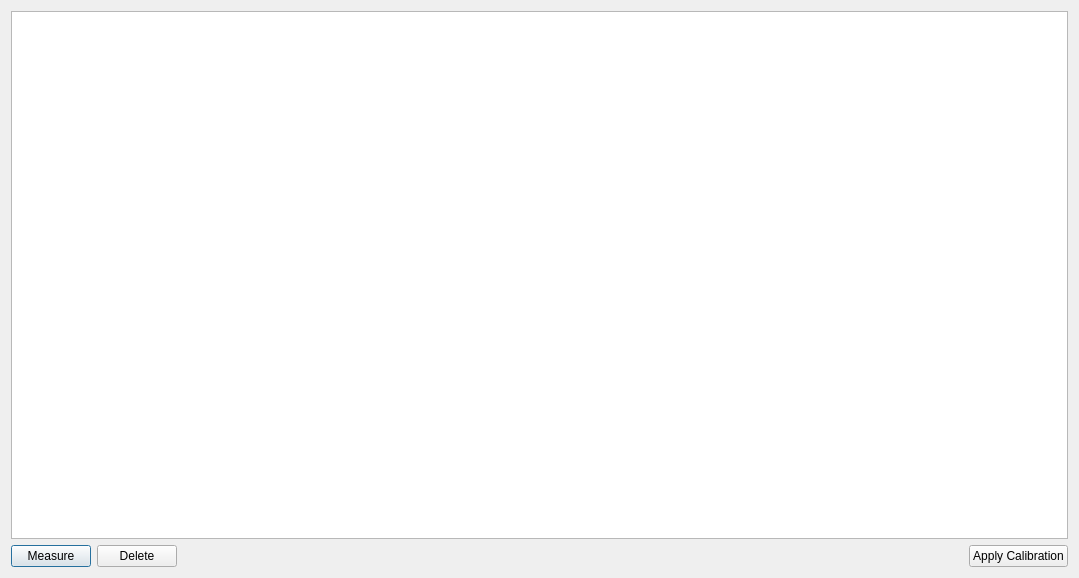
This is Software/PC_Application/Calibration/calibrationtracedialog.ui in jankae/LibreVNA as Qt 5 draws it before an edit. The edited form follows.
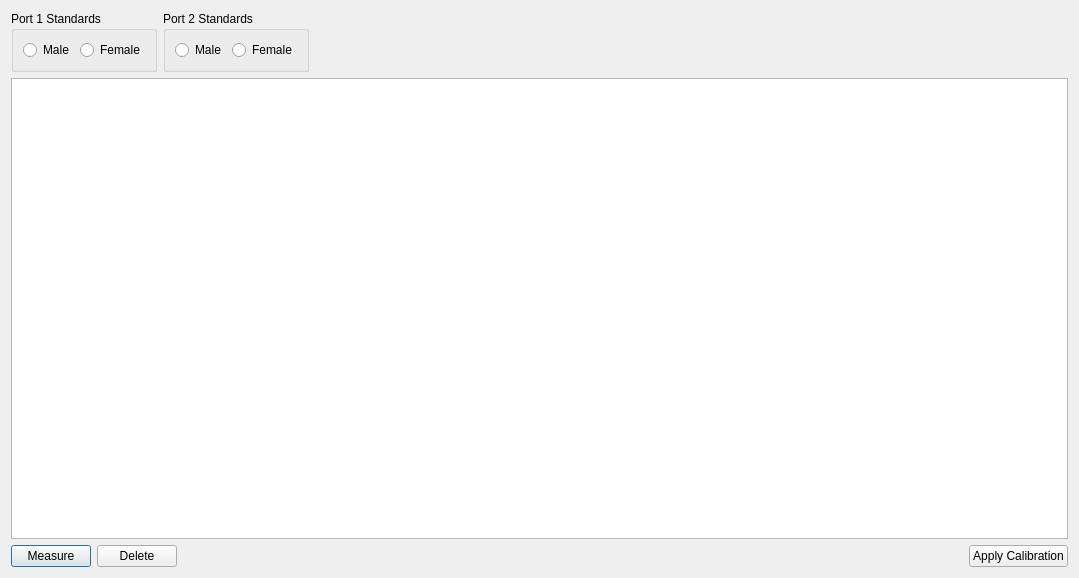
This is the edited form. Icons and pictures are not drawn.

Commit message: use json for calibration file format, allow male/female standard selection

Diff of the .ui file:
```diff
--- a/Software/PC_Application/Calibration/calibrationtracedialog.ui
+++ b/Software/PC_Application/Calibration/calibrationtracedialog.ui
@@ -16,9 +16,82 @@
   <property name="modal">
    <bool>true</bool>
   </property>
-  <layout class="QVBoxLayout" name="verticalLayout_2">
-   <item>
     <layout class="QVBoxLayout" name="verticalLayout">
+   <item>
+    <layout class="QHBoxLayout" name="horizontalLayout_4">
+     <item>
+      <widget class="QGroupBox" name="port1Standards">
+       <property name="title">
+        <string>Port 1 Standards</string>
+       </property>
+       <layout class="QHBoxLayout" name="horizontalLayout_2">
+        <item>
+         <widget class="QRadioButton" name="port1Male">
+          <property name="text">
+           <string>Male</string>
+          </property>
+          <attribute name="buttonGroup">
+           <string notr="true">port1Group</string>
+          </attribute>
+         </widget>
+        </item>
+        <item>
+         <widget class="QRadioButton" name="port1Female">
+          <property name="text">
+           <string>Female</string>
+          </property>
+          <attribute name="buttonGroup">
+           <string notr="true">port1Group</string>
+          </attribute>
+         </widget>
+        </item>
+       </layout>
+      </widget>
+     </item>
+     <item>
+      <widget class="QGroupBox" name="port2Standards">
+       <property name="title">
+        <string>Port 2 Standards</string>
+       </property>
+       <layout class="QHBoxLayout" name="horizontalLayout_3">
+        <item>
+         <widget class="QRadioButton" name="port2Male">
+          <property name="text">
+           <string>Male</string>
+          </property>
+          <attribute name="buttonGroup">
+           <string notr="true">port2Group</string>
+          </attribute>
+         </widget>
+        </item>
+        <item>
+         <widget class="QRadioButton" name="port2Female">
+          <property name="text">
+           <string>Female</string>
+          </property>
+          <attribute name="buttonGroup">
+           <string notr="true">port2Group</string>
+          </attribute>
+         </widget>
+        </item>
+       </layout>
+      </widget>
+     </item>
+     <item>
+      <spacer name="horizontalSpacer_2">
+       <property name="orientation">
+        <enum>Qt::Horizontal</enum>
+       </property>
+       <property name="sizeHint" stdset="0">
+        <size>
+         <width>40</width>
+         <height>20</height>
+        </size>
+       </property>
+      </spacer>
+     </item>
+    </layout>
+   </item>
      <item>
       <widget class="QTableView" name="tableView">
        <property name="selectionBehavior">
@@ -92,8 +165,6 @@
       </layout>
      </item>
     </layout>
-   </item>
-  </layout>
  </widget>
  <resources>
   <include location="../icons.qrc"/>
```
Left out of the diff: 4 changed lines with no effect on the pictures. Lines whose indentation alone changed are shown as unchanged. The commit also changes 6 other files.
